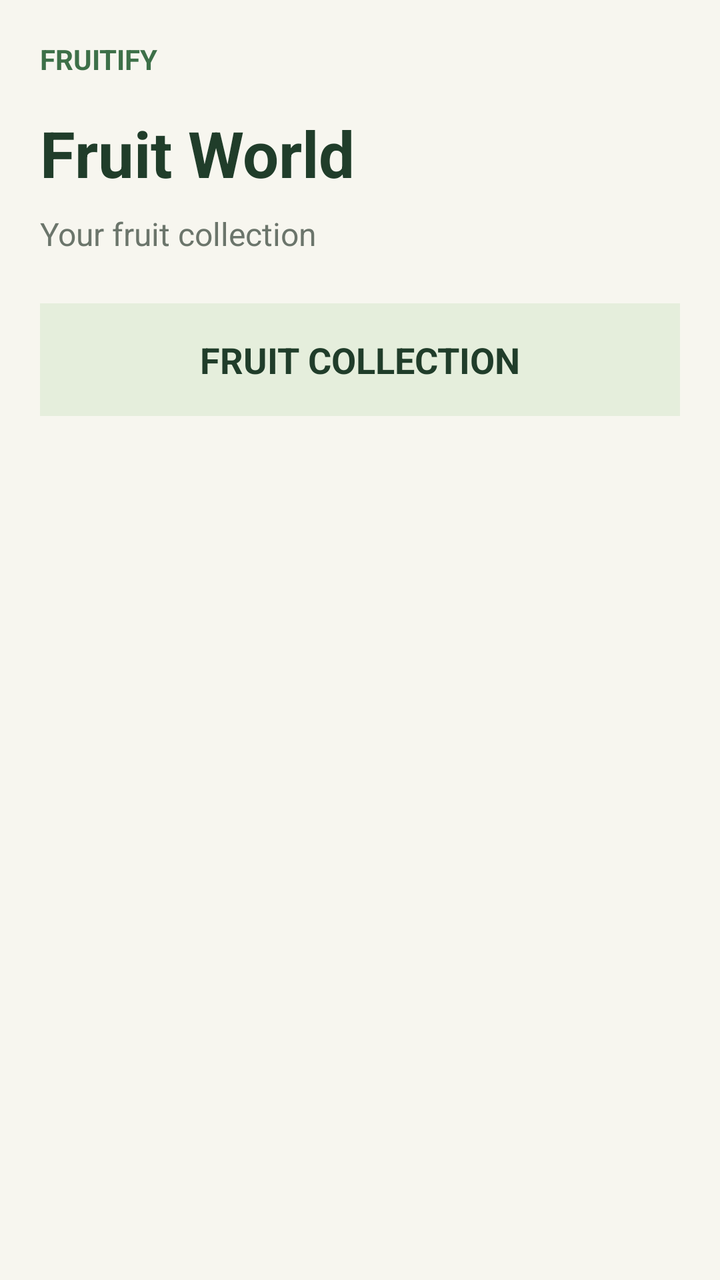
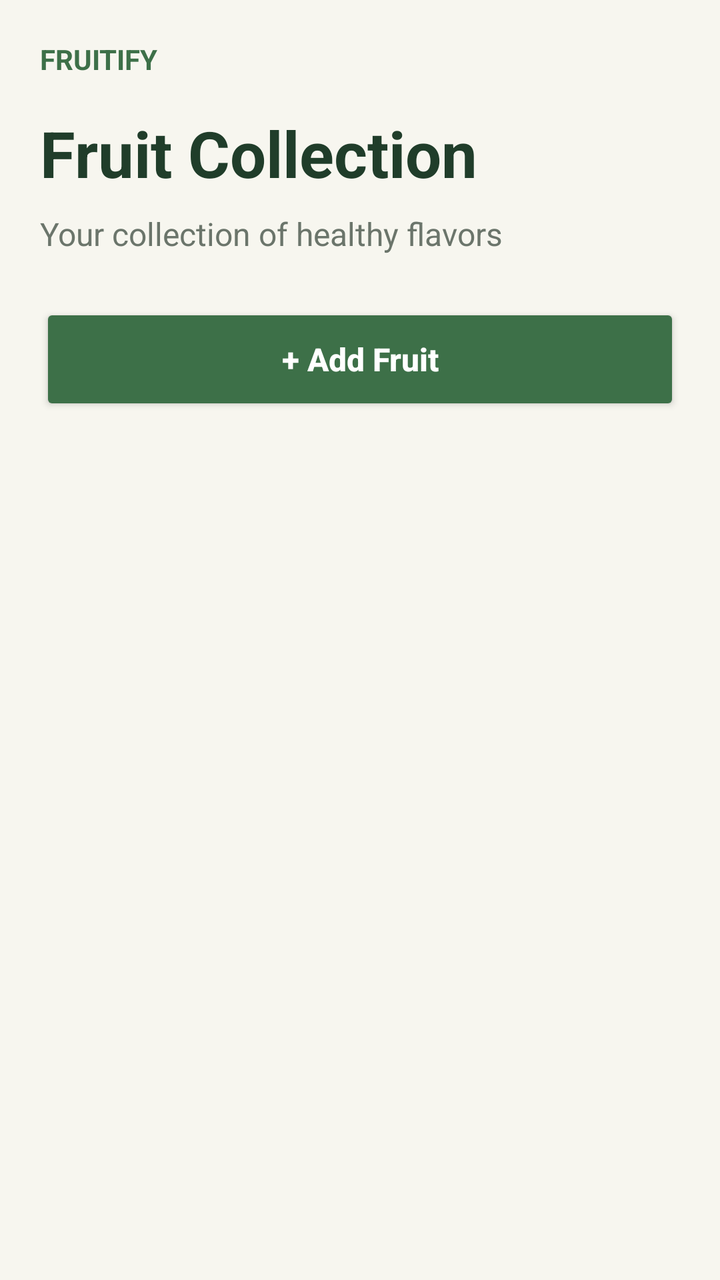

The first picture is an Android layout as it rendered before a commit; the second is the same layout after the commit. The layout source and the unified diff follow.
<!-- AndroidManifest.xml: activity theme Theme.ISCIP -->
<!-- res/layout/activity_main.xml -->
<?xml version="1.0" encoding="utf-8"?>
<layout xmlns:android="http://schemas.android.com/apk/res/android">

    <data>
        <variable
            name="viewModel"
            type="com.example.iscip.factivity.MainActivityViewModel" />
    </data>

    <LinearLayout
        android:layout_width="match_parent"
        android:layout_height="match_parent"
        android:orientation="vertical"
        android:background="#F7F6EF"
        android:padding="20dp">

        <TextView
            android:layout_width="wrap_content"
            android:layout_height="wrap_content"
            android:text="FRUITIFY"
            android:textColor="#3D7048"
            android:textSize="14sp"
            android:textStyle="bold" />

        <TextView
            android:layout_width="match_parent"
            android:layout_height="wrap_content"
            android:layout_marginTop="16dp"
            android:text="Fruit World"
            android:textColor="#203D2A"
            android:textSize="32sp"
            android:textStyle="bold" />

        <TextView
            android:layout_width="match_parent"
            android:layout_height="wrap_content"
            android:layout_marginTop="8dp"
            android:text="Your fruit collection"
            android:textColor="#6B756B"
            android:textSize="16sp" />

        <TextView
            android:layout_width="match_parent"
            android:layout_height="wrap_content"
            android:layout_marginTop="24dp"
            android:padding="16dp"
            android:background="#E5EEDC"
            android:gravity="center"
            android:text="FRUIT COLLECTION"
            android:textColor="#203D2A"
            android:textSize="18sp"
            android:textStyle="bold" />

        <androidx.recyclerview.widget.RecyclerView
            android:id="@+id/fruitsRecyclerView"
            android:layout_width="match_parent"
            android:layout_height="0dp"
            android:layout_weight="1"
            android:layout_marginTop="16dp"
            android:clipToPadding="false"
            android:paddingBottom="12dp" />

    </LinearLayout>
</layout>
<!-- resources referenced by this layout -->
<resources>
  <style name="Theme.ISCIP" parent="Theme.AppCompat.Light.NoActionBar">
          <item name="colorPrimary">#3D7048</item>
          <item name="colorPrimaryDark">#203D2A</item>
          <item name="colorAccent">#3D7048</item>
      </style>
</resources>

<!-- the commit's change to res/layout/activity_main.xml (unified diff, before → after) -->
@@ -1,11 +1,7 @@
 <?xml version="1.0" encoding="utf-8"?>
 <layout xmlns:android="http://schemas.android.com/apk/res/android">
 
-    <data>
-        <variable
-            name="viewModel"
-            type="com.example.iscip.factivity.MainActivityViewModel" />
-    </data>
+    <data />
 
     <LinearLayout
         android:layout_width="match_parent"
@@ -26,7 +22,7 @@
             android:layout_width="match_parent"
             android:layout_height="wrap_content"
             android:layout_marginTop="16dp"
-            android:text="Fruit World"
+            android:text="Fruit Collection"
             android:textColor="#203D2A"
             android:textSize="32sp"
             android:textStyle="bold" />
@@ -35,21 +31,32 @@
             android:layout_width="match_parent"
             android:layout_height="wrap_content"
             android:layout_marginTop="8dp"
-            android:text="Your fruit collection"
+            android:text="Your collection of healthy flavors"
             android:textColor="#6B756B"
             android:textSize="16sp" />
 
+        <Button
+            android:id="@+id/addFruitButton"
+            android:layout_width="match_parent"
+            android:layout_height="56dp"
+            android:layout_marginTop="24dp"
+            android:backgroundTint="#3D7048"
+            android:text="+ Add Fruit"
+            android:textAllCaps="false"
+            android:textColor="#FFFFFF"
+            android:textSize="16sp"
+            android:textStyle="bold" />
+
         <TextView
+            android:id="@+id/emptyText"
             android:layout_width="match_parent"
             android:layout_height="wrap_content"
-            android:layout_marginTop="24dp"
-            android:padding="16dp"
-            android:background="#E5EEDC"
+            android:layout_marginTop="32dp"
             android:gravity="center"
-            android:text="FRUIT COLLECTION"
-            android:textColor="#203D2A"
-            android:textSize="18sp"
-            android:textStyle="bold" />
+            android:text="Your collection is empty.\nAdd your first fruit!"
+            android:textColor="#7A8478"
+            android:textSize="16sp"
+            android:visibility="gone" />
 
         <androidx.recyclerview.widget.RecyclerView
             android:id="@+id/fruitsRecyclerView"
@@ -61,4 +68,5 @@
             android:paddingBottom="12dp" />
 
     </LinearLayout>
+
 </layout>
